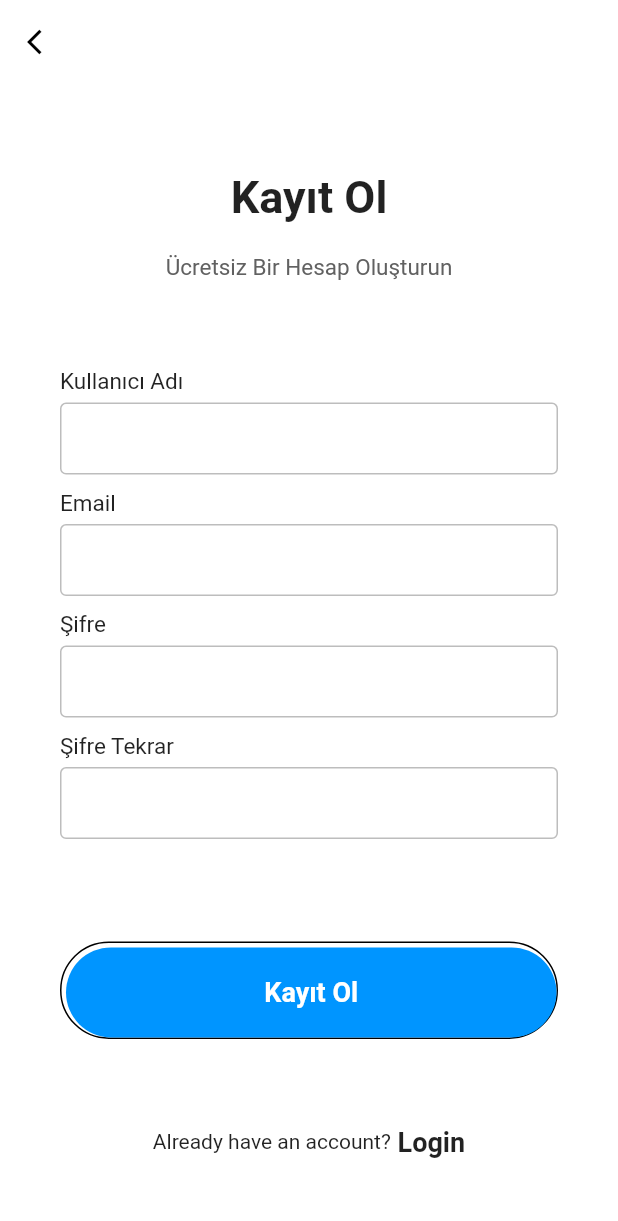
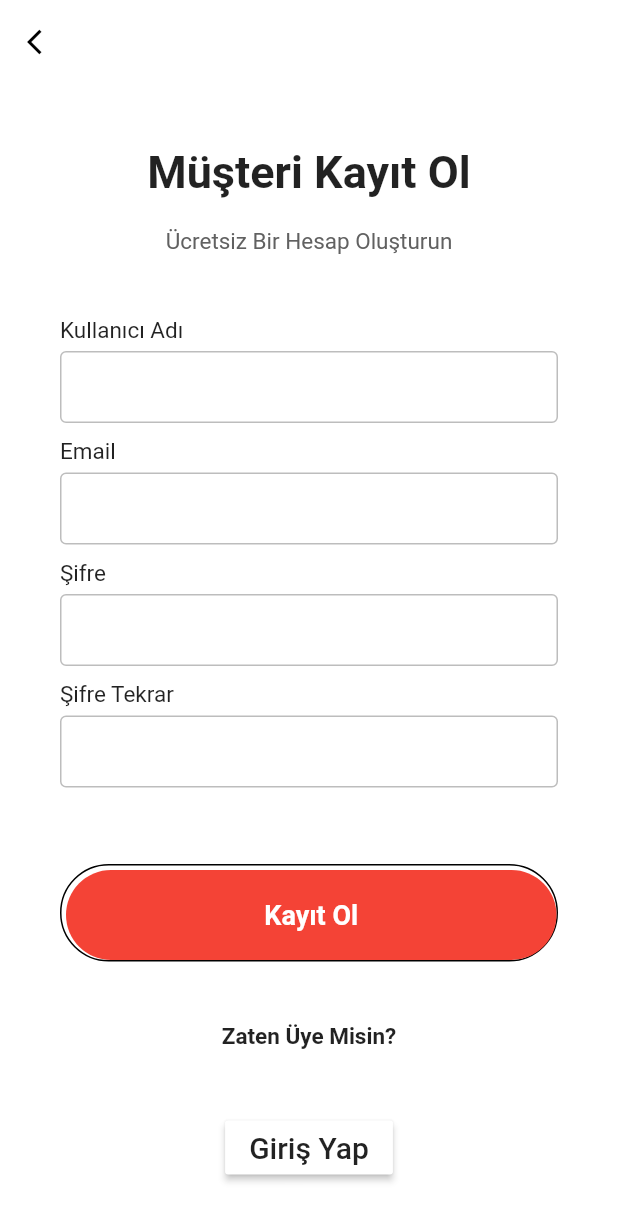
Before and after one commit to MobilProgramlamaProje/mobil_proje, a Flutter app: the MusteriKayit screen opened directly, on a phone screen of 412 x 824 dp. Shown: the top 1221 px of the screen. Run offline on Flutter 3.47's test engine with Material 2 defaults, Android fonts, the light colour scheme and no system bars; our stand-ins replace firebase_core; accounts and stored records are empty.

Commit message:
Giriş olma ekranlarına kayıt ol butonu eklendi. O buton çalıştığında kayıt ol sayfasına yönlendiriliyoruz. Kayıt olma ekranlarının kodları güncellendi.

```diff
--- a/lib/KayitGiris/musteri_kayit.dart
+++ b/lib/KayitGiris/musteri_kayit.dart
@@ -1,4 +1,7 @@
 import 'package:flutter/material.dart';
+import 'package:mobil_proje/KayitGiris/musteri_giris.dart';
+
+
 
 class MusteriKayit extends StatelessWidget {
   @override
@@ -31,7 +34,7 @@ class MusteriKayit extends StatelessWidget {
             children: <Widget>[
               Column(
                 children: <Widget>[
-                  Text("Kayıt Ol",
+                  Text("Müşteri Kayıt Ol",
                     style: TextStyle(
                       fontSize: 30,
                       fontWeight: FontWeight.bold,
@@ -74,7 +77,7 @@ class MusteriKayit extends StatelessWidget {
                   minWidth: double.infinity,
                   height: 60,
                   onPressed: () {},
-                  color: Color(0xff0095FF),
+                  color: Colors.red,
                   elevation: 0,
                   shape: RoundedRectangleBorder(
                     borderRadius: BorderRadius.circular(50),
@@ -97,14 +100,32 @@ class MusteriKayit extends StatelessWidget {
               Row(
                 mainAxisAlignment: MainAxisAlignment.center,
                 children: <Widget>[
-                  Text("Already have an account?"),
-                  Text(" Login", style:TextStyle(
-                      fontWeight: FontWeight.w600,
-                      fontSize: 18
+
+                  Text("Zaten Üye Misin?", style: TextStyle(
+                    fontWeight: FontWeight.w600,
+                    fontSize: 15,
+
+                  ),)
+                ],
+              ),
+
+              Row(
+                mainAxisAlignment: MainAxisAlignment.center,
+                children: <Widget>[
+
+                  RaisedButton(
+                    onPressed: () {
+                      Navigator.push(context, MaterialPageRoute(builder: (context) => MusteriGiris()));
+                    },
+                    child: const Text('Giriş Yap', style: TextStyle(fontSize: 20)),
+                    color: Colors.white,
+
+
                   ),
-                  )
                 ],
-              )
+              ),
+
+
 
 
 
```
Also changed, not shown: lib/KayitGiris/musteri_giris.dart (+33 -15 lines), lib/KayitGiris/yonetici_giris.dart (+25 -4 lines), lib/KayitGiris/yonetici_kayit.dart (+25 -8 lines).
